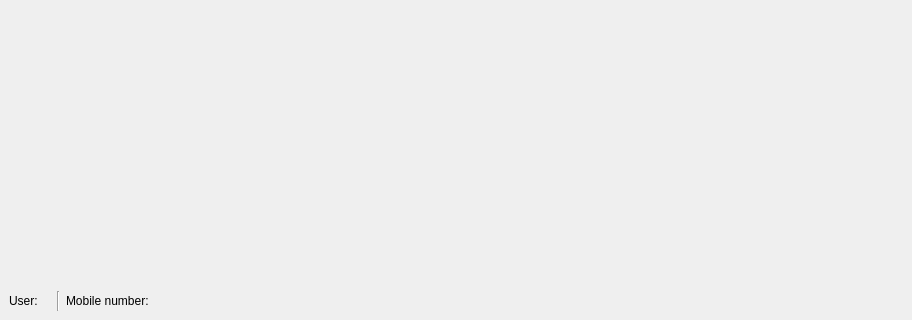
The window that app/views/templates/generated/Manage.ui (rondalefloyd/mts-pos) describes before a commit, drawn with Qt 5; both pictures show x 0 to 912 and y 280 to 600 of the 912 by 600 pixel window.
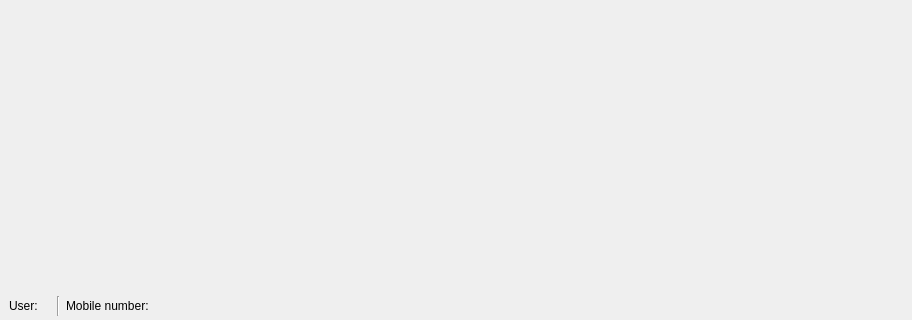
The same window after the commit.

What changed in the file:
```diff
--- a/app/views/templates/generated/Manage.ui
+++ b/app/views/templates/generated/Manage.ui
@@ -15,6 +15,9 @@
   </property>
   <widget class="QWidget" name="centralwidget">
    <layout class="QVBoxLayout" name="verticalLayout">
+    <property name="spacing">
+     <number>0</number>
+    </property>
     <property name="leftMargin">
      <number>0</number>
     </property>
@@ -42,6 +45,12 @@
     <item>
      <widget class="QWidget" name="widgetStatusBar" native="true">
       <layout class="QHBoxLayout" name="horizontalLayout_3">
+       <property name="topMargin">
+        <number>4</number>
+       </property>
+       <property name="bottomMargin">
+        <number>4</number>
+       </property>
        <item>
         <layout class="QHBoxLayout" name="horizontalLayout_4">
          <item>
```
